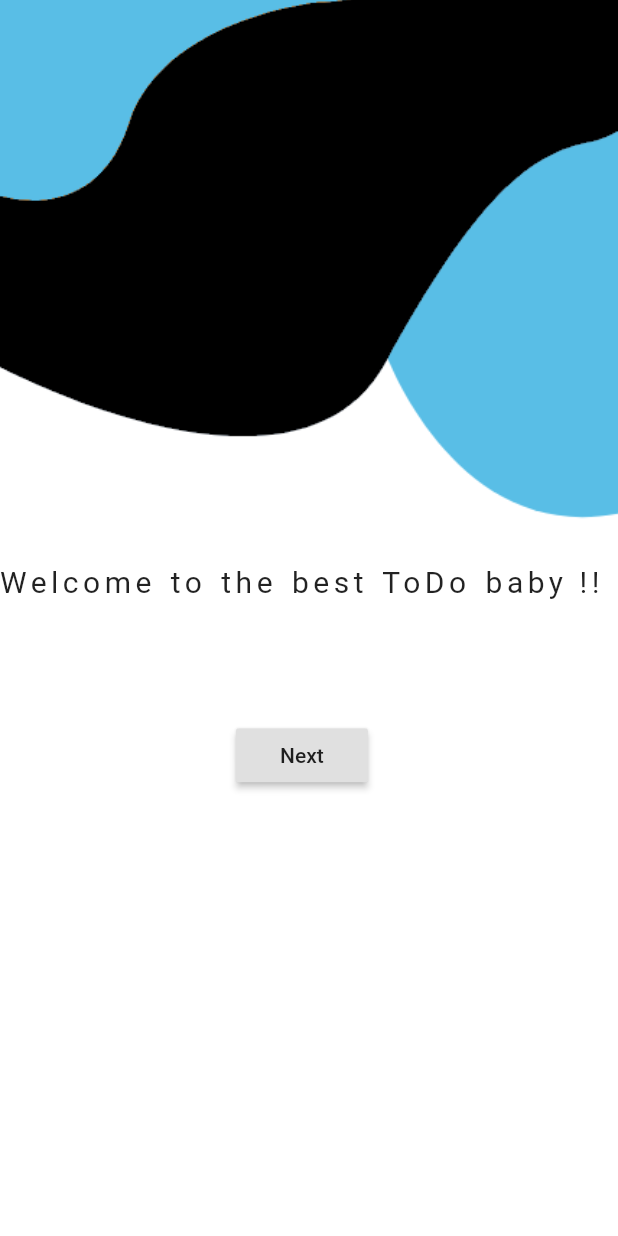
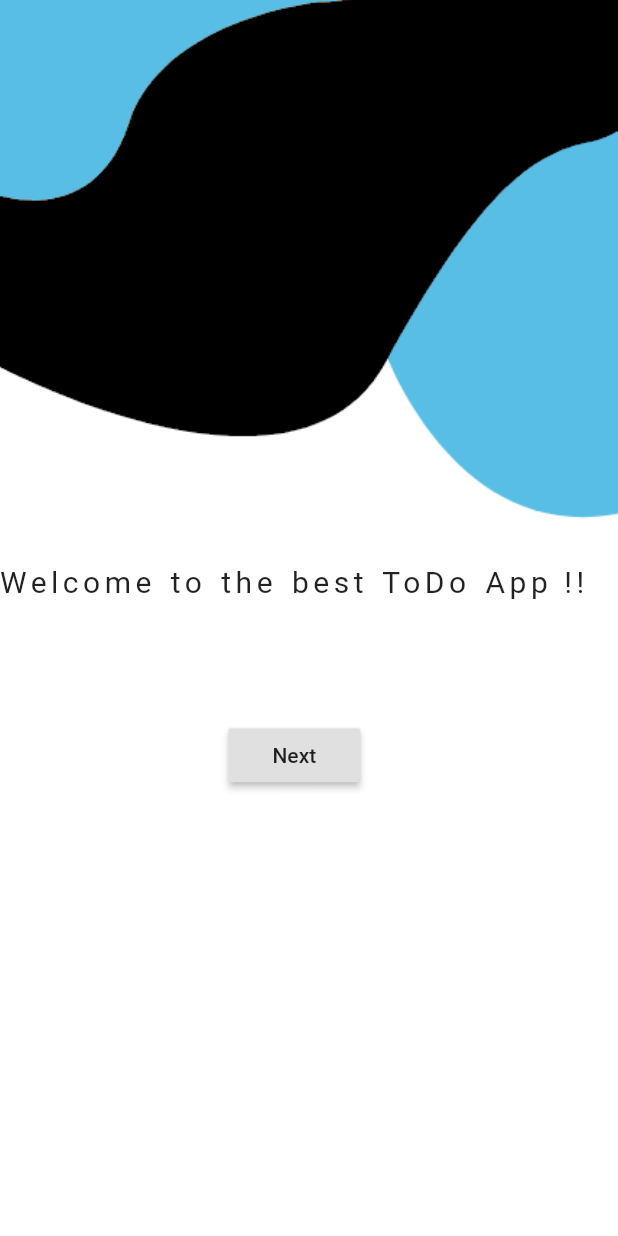
Before and after one commit to arundasgithub/flutter_poc, a Flutter app: the screen it shows after launch, on a phone screen of 412 x 824 dp. Run offline on Flutter 3.47's test engine with Material 2 defaults, Android fonts, the phone set to English and light mode, and no system bars; our stand-ins replace cloud_firestore, firebase_auth, firebase_core; accounts and stored records are empty.

Commit message:
Update welcompage.dart
Made some changes in welcome page

```diff
--- a/lib/welcompage.dart
+++ b/lib/welcompage.dart
@@ -42,7 +42,7 @@ class WelcomPage extends StatelessWidget {
                       top: 80.0,
                     ),
                     child: Text(
-                      'Welcome to the best ToDo baby !!',
+                      'Welcome to the best ToDo App !!',
                       textAlign: TextAlign.center,
                       style: Theme.of(context).textTheme.subtitle1?.copyWith(
                             letterSpacing: 3,
```
